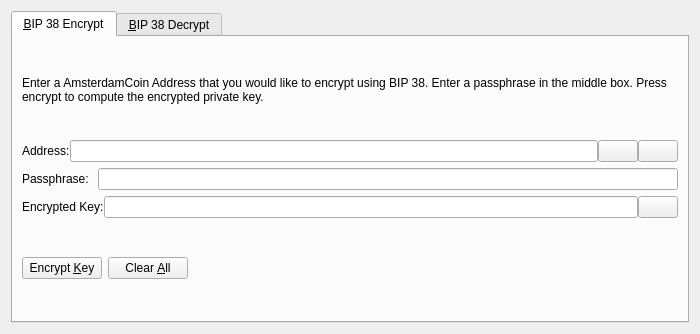
Qt form src/qt/forms/bip38tooldialog.ui (listedlinked/newsvn) before a commit.
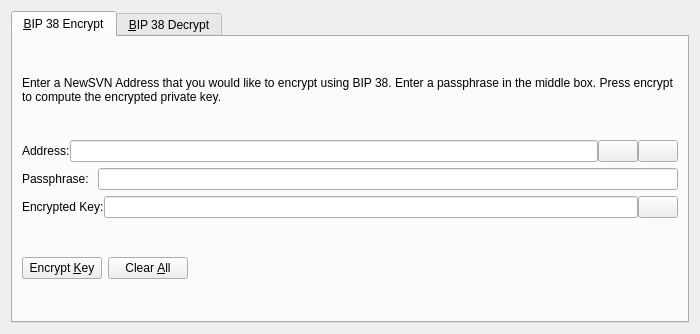
The same form after that commit. The open tabs and pages were chosen to show the change. Icons and pictures are not drawn. Custom widgets are drawn as their Qt base class.

```diff
--- a/src/qt/forms/bip38tooldialog.ui
+++ b/src/qt/forms/bip38tooldialog.ui
@@ -30,7 +30,7 @@
        <item>
         <widget class="QLabel" name="infoLabel_ENC">
          <property name="text">
-          <string>Enter a AmsterdamCoin Address that you would like to encrypt using BIP 38. Enter a passphrase in the middle box. Press encrypt to compute the encrypted private key.</string>
+          <string>Enter a NewSVN Address that you would like to encrypt using BIP 38. Enter a passphrase in the middle box. Press encrypt to compute the encrypted private key.</string>
          </property>
          <property name="textFormat">
           <enum>Qt::PlainText</enum>
```
Left out of the diff: 24 changed lines with no effect on the pictures.
